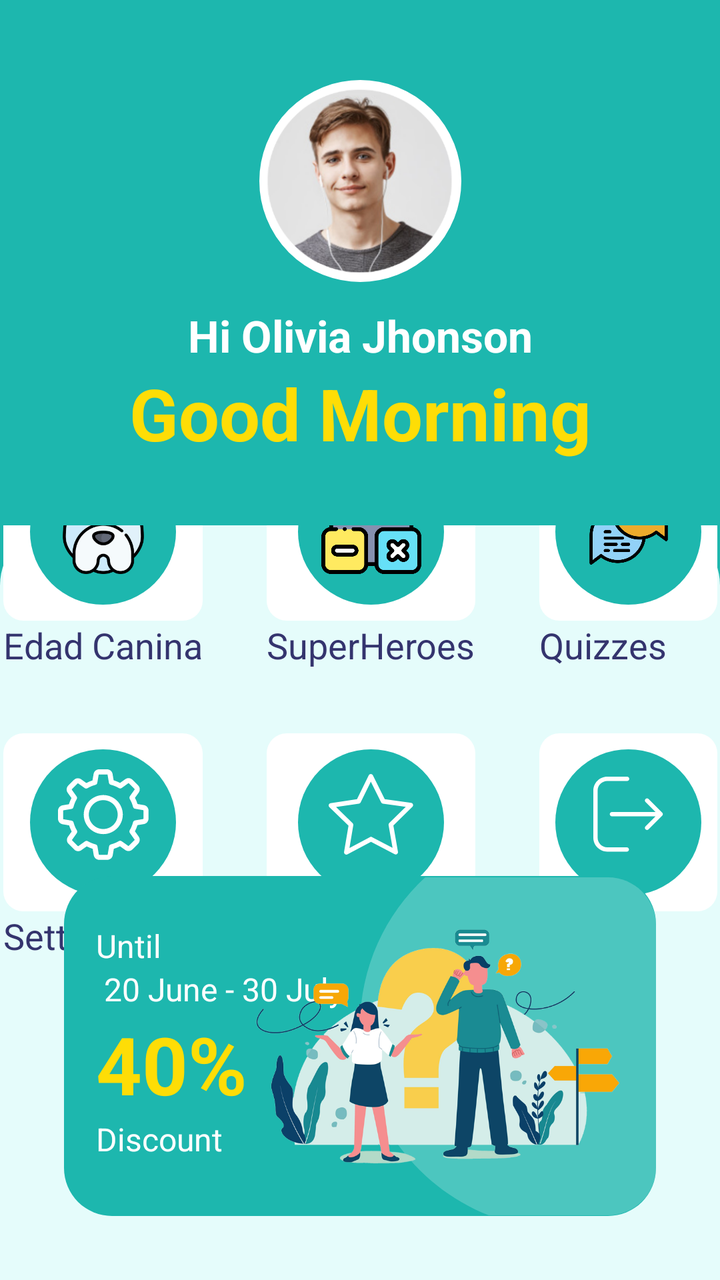
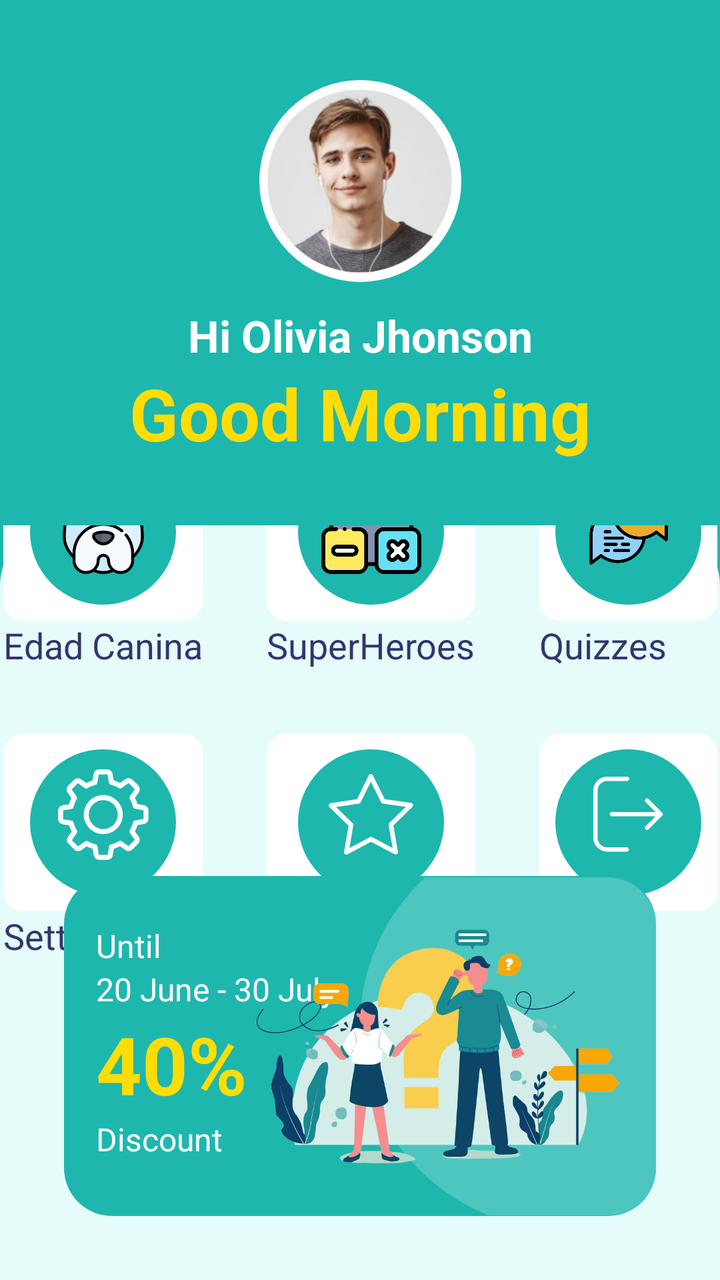

Before-and-after screenshots of an Android layout around one commit, followed by the original layout XML and the change that was made.
<!-- AndroidManifest.xml: application theme Theme.Practica01_Oscar_Ubeda -->
<!-- res/layout/activity_main.xml -->
<?xml version="1.0" encoding="utf-8"?>
<androidx.constraintlayout.widget.ConstraintLayout xmlns:android="http://schemas.android.com/apk/res/android"
    xmlns:app="http://schemas.android.com/apk/res-auto"
    xmlns:tools="http://schemas.android.com/tools"
    android:id="@+id/main"
    android:layout_width="match_parent"
    android:layout_height="match_parent"
    android:background="#1DB7AE"
    tools:context=".MainActivity" >

    <ImageView
        android:id="@+id/imageView2"
        android:layout_width="wrap_content"
        android:layout_height="wrap_content"
        android:layout_marginTop="40dp"
        app:layout_constraintEnd_toEndOf="parent"
        app:layout_constraintStart_toStartOf="parent"
        app:layout_constraintTop_toTopOf="parent"
        app:srcCompat="@drawable/profile" />

    <TextView
        android:id="@+id/textPerfil"
        android:layout_width="wrap_content"
        android:layout_height="wrap_content"
        android:text="Hi Olivia Jhonson"
        android:textColor="#ffffff"
        android:textSize="22sp"
        android:textStyle="bold"
        android:layout_marginTop="12dp"
        app:layout_constraintEnd_toEndOf="@+id/imageView2"
        app:layout_constraintStart_toStartOf="@+id/imageView2"
        app:layout_constraintTop_toBottomOf="@+id/imageView2" />

    <TextView
        android:id="@+id/textView2"
        android:layout_width="wrap_content"
        android:layout_height="wrap_content"
        android:text="Good Morning"
        android:textStyle="bold"
        android:textColor="#FEDD06"
        android:textSize="36sp"
        app:layout_constraintEnd_toEndOf="@+id/textPerfil"
        app:layout_constraintStart_toStartOf="@+id/textPerfil"
        app:layout_constraintTop_toBottomOf="@+id/textPerfil" />

    <androidx.constraintlayout.widget.ConstraintLayout
        android:layout_width="match_parent"
        android:layout_height="0dp"
        android:layout_marginTop="32dp"
        android:background="@drawable/bottom_background_light_green"
        app:layout_constraintBottom_toBottomOf="parent"
        app:layout_constraintEnd_toEndOf="parent"
        app:layout_constraintHorizontal_bias="0.0"
        app:layout_constraintStart_toStartOf="parent"
        app:layout_constraintTop_toBottomOf="@+id/textView2"
        app:layout_constraintVertical_bias="0.0">

        <TableLayout
            android:id="@+id/tableLayout"
            android:layout_width="match_parent"
            android:layout_height="wrap_content"
            app:layout_constraintBottom_toTopOf="@+id/constraintLayout"
            app:layout_constraintEnd_toEndOf="parent"
            app:layout_constraintStart_toStartOf="parent"
            app:layout_constraintTop_toTopOf="parent">

            <TableRow
                android:layout_width="match_parent"
                android:layout_height="match_parent"
                android:gravity="center">

                <LinearLayout
                    android:layout_width="match_parent"
                    android:layout_height="wrap_content"
                    android:layout_margin="16dp"
                    android:orientation="vertical">

                    <androidx.constraintlayout.widget.ConstraintLayout
                        android:layout_width="match_parent"
                        android:layout_height="match_parent"
                        android:background="@drawable/white_btn_background">

                        <ImageView
                            android:id="@+id/imageContainerDogo"
                            android:layout_width="wrap_content"
                            android:layout_height="wrap_content"
                            android:layout_margin="8dp"
                            app:layout_constraintBottom_toBottomOf="parent"
                            app:layout_constraintEnd_toEndOf="parent"
                            app:layout_constraintStart_toStartOf="parent"
                            app:layout_constraintTop_toTopOf="parent"
                            app:srcCompat="@drawable/circle_green" />

                        <ImageView
                            android:id="@+id/imageDogoArgentino"
                            android:layout_width="50dp"
                            android:layout_height="50dp"
                            android:adjustViewBounds="true"
                            android:scaleType="centerCrop"
                            app:layout_constraintBottom_toBottomOf="@+id/imageContainerDogo"
                            app:layout_constraintEnd_toEndOf="@+id/imageContainerDogo"
                            app:layout_constraintStart_toStartOf="@+id/imageContainerDogo"
                            app:layout_constraintTop_toTopOf="parent"
                            app:srcCompat="@drawable/dogoargentino" />
                    </androidx.constraintlayout.widget.ConstraintLayout>

                    <TextView
                        android:id="@+id/textEdadCanina"
                        android:layout_width="match_parent"
                        android:layout_height="wrap_content"
                        android:text="Edad Canina"
                        android:textAlignment="center"
                        android:textColor="#34346E"
                        android:textSize="18sp" />
                </LinearLayout>

                <LinearLayout
                    android:layout_width="match_parent"
                    android:layout_height="wrap_content"
                    android:layout_margin="16dp"
                    android:orientation="vertical">

                    <androidx.constraintlayout.widget.ConstraintLayout
                        android:layout_width="match_parent"
                        android:layout_height="match_parent"
                        android:background="@drawable/white_btn_background">

                        <ImageView
                            android:id="@+id/imageContainerSuperHeroes"
                            android:layout_width="wrap_content"
                            android:layout_height="wrap_content"
                            android:layout_margin="8dp"
                            app:layout_constraintBottom_toBottomOf="parent"
                            app:layout_constraintEnd_toEndOf="parent"
                            app:layout_constraintStart_toStartOf="parent"
                            app:layout_constraintTop_toTopOf="parent"
                            app:srcCompat="@drawable/circle_green" />

                        <ImageView
                            android:id="@+id/imageCalculator"
                            android:layout_width="50dp"
                            android:layout_height="50dp"
                            android:adjustViewBounds="true"
                            app:layout_constraintBottom_toBottomOf="@+id/imageContainerSuperHeroes"
                            app:layout_constraintEnd_toEndOf="@+id/imageContainerSuperHeroes"
                            app:layout_constraintStart_toStartOf="@+id/imageContainerSuperHeroes"
                            app:layout_constraintTop_toTopOf="parent"
                            app:srcCompat="@drawable/calculadora" />
                    </androidx.constraintlayout.widget.ConstraintLayout>

                    <TextView
                        android:id="@+id/textSuperHeroes"
                        android:layout_width="match_parent"
                        android:layout_height="wrap_content"
                        android:text="SuperHeroes"
                        android:textAlignment="center"
                        android:textColor="#34346E"
                        android:textSize="18sp" />
                </LinearLayout>

                <LinearLayout
                    android:layout_width="match_parent"
                    android:layout_height="wrap_content"
                    android:layout_margin="16dp"
                    android:orientation="vertical">

                    <androidx.constraintlayout.widget.ConstraintLayout
                        android:layout_width="match_parent"
                        android:layout_height="match_parent"
                        android:background="@drawable/white_btn_background">

                        <ImageView
                            android:id="@+id/imageContainerQuizz"
                            android:layout_width="wrap_content"
                            android:layout_height="wrap_content"
                            android:layout_margin="8dp"
                            app:layout_constraintBottom_toBottomOf="parent"
                            app:layout_constraintEnd_toEndOf="parent"
                            app:layout_constraintStart_toStartOf="parent"
                            app:layout_constraintTop_toTopOf="parent"
                            app:srcCompat="@drawable/circle_green" />

                        <ImageView
                            android:id="@+id/imagePregunta"
                            android:layout_width="50dp"
                            android:layout_height="50dp"
                            app:layout_constraintBottom_toBottomOf="@+id/imageContainerQuizz"
                            app:layout_constraintEnd_toEndOf="@+id/imageContainerQuizz"
                            app:layout_constraintStart_toStartOf="@+id/imageContainerQuizz"
                            app:layout_constraintTop_toTopOf="parent"
                            app:srcCompat="@drawable/pregunta" />
                    </androidx.constraintlayout.widget.ConstraintLayout>

                    <TextView
                        android:id="@+id/textQuizzes"
                        android:layout_width="match_parent"
                        android:layout_height="wrap_content"
                        android:text="Quizzes"
                        android:textAlignment="center"
                        android:textColor="#34346E"
                        android:textSize="18sp" />
                </LinearLayout>
            </TableRow>

            <TableRow
                android:layout_width="match_parent"
                android:layout_height="156dp"
                android:gravity="center">

                <LinearLayout
                    android:layout_width="match_parent"
                    android:layout_height="wrap_content"
                    android:layout_margin="16dp"
                    android:orientation="vertical">

                    <androidx.constraintlayout.widget.ConstraintLayout
                        android:layout_width="match_parent"
                        android:layout_height="match_parent"
                        android:background="@drawable/white_btn_background">

                        <ImageView
                            android:id="@+id/imageContainerSettings"
                            android:layout_width="wrap_content"
                            android:layout_height="wrap_content"
                            android:layout_margin="8dp"
                            app:layout_constraintBottom_toBottomOf="parent"
                            app:layout_constraintEnd_toEndOf="parent"
                            app:layout_constraintStart_toStartOf="parent"
                            app:layout_constraintTop_toTopOf="parent"
                            app:srcCompat="@drawable/circle_green" />

                        <ImageView
                            android:id="@+id/imageSettings"
                            android:layout_width="wrap_content"
                            android:layout_height="wrap_content"
                            app:layout_constraintBottom_toBottomOf="@+id/imageContainerSettings"
                            app:layout_constraintEnd_toEndOf="@+id/imageContainerSettings"
                            app:layout_constraintStart_toStartOf="@+id/imageContainerSettings"
                            app:layout_constraintTop_toTopOf="parent"
                            app:srcCompat="@drawable/btn_4" />
                    </androidx.constraintlayout.widget.ConstraintLayout>

                    <TextView
                        android:id="@+id/textSettings"
                        android:layout_width="match_parent"
                        android:layout_height="wrap_content"
                        android:text="Settings"
                        android:textAlignment="center"
                        android:textColor="#34346E"
                        android:textSize="18sp" />
                </LinearLayout>

                <LinearLayout
                    android:layout_width="match_parent"
                    android:layout_height="wrap_content"
                    android:layout_margin="16dp"
                    android:orientation="vertical">

                    <androidx.constraintlayout.widget.ConstraintLayout
                        android:layout_width="match_parent"
                        android:layout_height="match_parent"
                        android:background="@drawable/white_btn_background">

                        <ImageView
                            android:id="@+id/imageContainerFavorite"
                            android:layout_width="wrap_content"
                            android:layout_height="wrap_content"
                            android:layout_margin="8dp"
                            app:layout_constraintBottom_toBottomOf="parent"
                            app:layout_constraintEnd_toEndOf="parent"
                            app:layout_constraintStart_toStartOf="parent"
                            app:layout_constraintTop_toTopOf="parent"
                            app:srcCompat="@drawable/circle_green" />

                        <ImageView
                            android:id="@+id/imageFavorite"
                            android:layout_width="wrap_content"
                            android:layout_height="wrap_content"
                            app:layout_constraintBottom_toBottomOf="@+id/imageContainerFavorite"
                            app:layout_constraintEnd_toEndOf="@+id/imageContainerFavorite"
                            app:layout_constraintStart_toStartOf="@+id/imageContainerFavorite"
                            app:layout_constraintTop_toTopOf="parent"
                            app:srcCompat="@drawable/btn_5" />
                    </androidx.constraintlayout.widget.ConstraintLayout>

                    <TextView
                        android:id="@+id/textFavorite"
                        android:layout_width="match_parent"
                        android:layout_height="wrap_content"
                        android:text="Favorite"
                        android:textAlignment="center"
                        android:textColor="#34346E"
                        android:textSize="18sp" />
                </LinearLayout>

                <LinearLayout
                    android:layout_width="match_parent"
                    android:layout_height="wrap_content"
                    android:layout_margin="16dp"
                    android:orientation="vertical">

                    <androidx.constraintlayout.widget.ConstraintLayout
                        android:layout_width="match_parent"
                        android:layout_height="match_parent"
                        android:background="@drawable/white_btn_background">

                        <ImageView
                            android:id="@+id/imageContainerExit"
                            android:layout_width="wrap_content"
                            android:layout_height="wrap_content"
                            android:layout_margin="8dp"
                            app:layout_constraintBottom_toBottomOf="parent"
                            app:layout_constraintEnd_toEndOf="parent"
                            app:layout_constraintStart_toStartOf="parent"
                            app:layout_constraintTop_toTopOf="parent"
                            app:srcCompat="@drawable/circle_green" />

                        <ImageView
                            android:id="@+id/imageExit"
                            android:layout_width="wrap_content"
                            android:layout_height="wrap_content"
                            app:layout_constraintBottom_toBottomOf="@+id/imageContainerExit"
                            app:layout_constraintEnd_toEndOf="@+id/imageContainerExit"
                            app:layout_constraintStart_toStartOf="@+id/imageContainerExit"
                            app:layout_constraintTop_toTopOf="parent"
                            app:srcCompat="@drawable/btn_6" />
                    </androidx.constraintlayout.widget.ConstraintLayout>

                    <TextView
                        android:id="@+id/textExit"
                        android:layout_width="match_parent"
                        android:layout_height="wrap_content"
                        android:text="Exit"
                        android:textAlignment="center"
                        android:textColor="#34346E"
                        android:textSize="18sp" />
                </LinearLayout>
            </TableRow>

        </TableLayout>

        <androidx.constraintlayout.widget.ConstraintLayout
            android:id="@+id/constraintLayout"
            android:layout_width="match_parent"
            android:layout_height="170dp"
            android:layout_margin="32dp"
            android:background="@drawable/green_banner_background"
            app:layout_constraintBottom_toBottomOf="parent"
            app:layout_constraintEnd_toEndOf="parent"
            app:layout_constraintStart_toStartOf="parent">

            <TextView
                android:id="@+id/textDiscount"
                android:layout_width="wrap_content"
                android:layout_height="wrap_content"
                android:text="Discount"
                android:textColor="#ffffff"
                android:textSize="16sp"
                app:layout_constraintStart_toStartOf="@+id/textPorcentaje"
                app:layout_constraintTop_toBottomOf="@+id/textPorcentaje" />

            <TextView
                android:id="@+id/textDiasDeDescuento"
                android:layout_width="wrap_content"
                android:layout_height="wrap_content"
                android:text=" 20 June - 30 July"
                android:textColor="#ffffff"
                android:textSize="16sp"
                app:layout_constraintStart_toStartOf="@+id/textUntil"
                app:layout_constraintTop_toBottomOf="@+id/textUntil" />

            <ImageView
                android:id="@+id/imageView5"
                android:layout_width="wrap_content"
                android:layout_height="wrap_content"
                app:layout_constraintBottom_toBottomOf="parent"
                app:layout_constraintEnd_toEndOf="parent"
                app:layout_constraintTop_toTopOf="parent"
                app:srcCompat="@drawable/circle_white" />

            <ImageView
                android:id="@+id/imageView6"
                android:layout_width="wrap_content"
                android:layout_height="wrap_content"
                app:layout_constraintBottom_toBottomOf="parent"
                app:layout_constraintEnd_toEndOf="parent"
                app:layout_constraintTop_toTopOf="parent"
                app:srcCompat="@drawable/green_banner" />

            <TextView
                android:id="@+id/textUntil"
                android:layout_width="wrap_content"
                android:layout_height="wrap_content"
                android:layout_marginStart="16dp"
                android:layout_marginTop="24dp"
                android:text="Until"
                android:textColor="#ffffff"
                android:textSize="16sp"
                app:layout_constraintStart_toStartOf="parent"
                app:layout_constraintTop_toTopOf="parent" />

            <TextView
                android:id="@+id/textPorcentaje"
                android:layout_width="wrap_content"
                android:layout_height="wrap_content"
                android:text="40%"
                android:textColor="#FEDD06"
                android:textSize="40sp"
                android:textStyle="bold"
                app:layout_constraintStart_toStartOf="@+id/textDiasDeDescuento"
                app:layout_constraintTop_toBottomOf="@+id/textDiasDeDescuento" />
        </androidx.constraintlayout.widget.ConstraintLayout>

    </androidx.constraintlayout.widget.ConstraintLayout>
</androidx.constraintlayout.widget.ConstraintLayout>
<!-- resources referenced by this layout -->
<resources>
  <!-- drawable bottom_background_light_green (drawable) -->
  <?xml version="1.0" encoding="utf-8"?>
  <selector xmlns:android="http://schemas.android.com/apk/res/android">
  <item>
      <shape android:shape="rectangle">
          <solid android:color="#E5FCFB"/>
          <corners android:topLeftRadius="30dp" android:topRightRadius="30dp"/>
  
      </shape>
  </item>
  </selector>
  <!-- drawable btn_4: png bitmap (drawable-hdpi, 2295 bytes) -->
  <!-- drawable btn_5: png bitmap (drawable-hdpi, 1314 bytes) -->
  <!-- drawable btn_6: png bitmap (drawable-hdpi, 693 bytes) -->
  <!-- drawable calculadora: png bitmap (drawable, 29847 bytes) -->
  <!-- drawable circle_green: png bitmap (drawable-hdpi, 3004 bytes) -->
  <!-- drawable circle_white: png bitmap (drawable-hdpi, 4147 bytes) -->
  <!-- drawable dogoargentino: png bitmap (drawable, 19374 bytes) -->
  <!-- drawable green_banner: png bitmap (drawable-hdpi, 43155 bytes) -->
  <!-- drawable green_banner_background (drawable) -->
  <?xml version="1.0" encoding="utf-8"?>
  <selector xmlns:android="http://schemas.android.com/apk/res/android">
  <item>
      <shape android:shape="rectangle">
          <solid android:color="#1DB7AE"/>
          <corners android:radius="24dp"/>
      </shape>
  </item>
  </selector>
  <!-- drawable pregunta: png bitmap (drawable, 23557 bytes) -->
  <!-- drawable profile: png bitmap (drawable-hdpi, 29126 bytes) -->
  <!-- drawable white_btn_background (drawable) -->
  <?xml version="1.0" encoding="utf-8"?>
  <selector xmlns:android="http://schemas.android.com/apk/res/android">
  <item>
      <shape android:shape="rectangle">
          <corners android:radius="10dp"/>
          <solid android:color="#ffffff"/>
      </shape>
  </item>
  </selector>
  <style name="Theme.Practica01_Oscar_Ubeda" parent="Base.Theme.Practica01_Oscar_Ubeda" />
  <style name="Base.Theme.Practica01_Oscar_Ubeda" parent="Theme.Material3.DayNight.NoActionBar">
          
          
      </style>
</resources>

<!-- the commit's change to res/layout/activity_main.xml (unified diff, before → after) -->
@@ -363,7 +363,7 @@
                 android:id="@+id/textDiasDeDescuento"
                 android:layout_width="wrap_content"
                 android:layout_height="wrap_content"
-                android:text=" 20 June - 30 July"
+                android:text="20 June - 30 July"
                 android:textColor="#ffffff"
                 android:textSize="16sp"
                 app:layout_constraintStart_toStartOf="@+id/textUntil"
